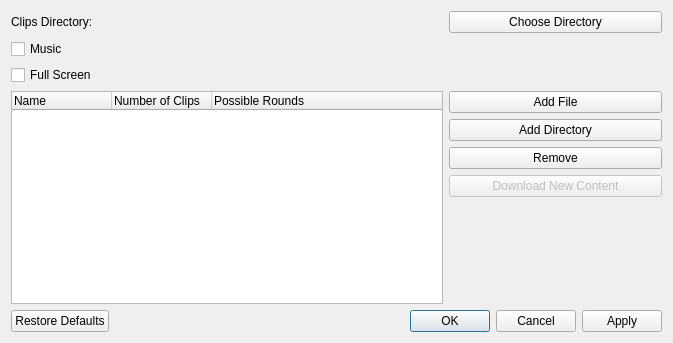
This is ui/settings.ui in tdauth/gustavsfairyland as Qt 5 draws it before an edit. The edited form follows.
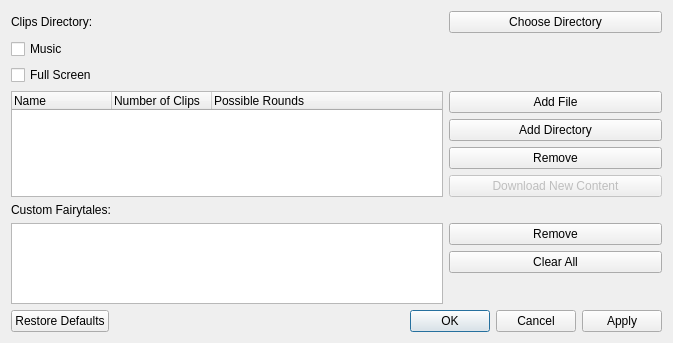
This is the edited form.

Commit message:
Store and load custom fairytales, show custom fairytales even if the player loses
Use unique IDs for clips to store custom fairytales.

```diff
--- a/ui/settings.ui
+++ b/ui/settings.ui
@@ -42,7 +42,7 @@
      </property>
     </widget>
    </item>
-   <item row="5" column="0" colspan="3">
+   <item row="9" column="0" colspan="3">
     <widget class="QDialogButtonBox" name="buttonBox">
      <property name="standardButtons">
       <set>QDialogButtonBox::Apply|QDialogButtonBox::Cancel|QDialogButtonBox::Ok|QDialogButtonBox::RestoreDefaults</set>
@@ -123,6 +123,47 @@
      </column>
     </widget>
    </item>
+   <item row="8" column="0" colspan="2">
+    <widget class="QListWidget" name="customFairytalesListWidget"/>
+   </item>
+   <item row="6" column="0" colspan="3">
+    <widget class="QLabel" name="label_2">
+     <property name="text">
+      <string>Custom Fairytales:</string>
+     </property>
+    </widget>
+   </item>
+   <item row="8" column="2">
+    <layout class="QVBoxLayout" name="verticalLayout_2">
+     <item>
+      <widget class="QPushButton" name="removeCustomFairytalePushButton">
+       <property name="text">
+        <string>Remove</string>
+       </property>
+      </widget>
+     </item>
+     <item>
+      <widget class="QPushButton" name="pushButton">
+       <property name="text">
+        <string>Clear All</string>
+       </property>
+      </widget>
+     </item>
+     <item>
+      <spacer name="verticalSpacer_2">
+       <property name="orientation">
+        <enum>Qt::Vertical</enum>
+       </property>
+       <property name="sizeHint" stdset="0">
+        <size>
+         <width>20</width>
+         <height>40</height>
+        </size>
+       </property>
+      </spacer>
+     </item>
+    </layout>
+   </item>
   </layout>
  </widget>
  <resources/>
```
Left out of the diff: 19 changed lines with no effect on the pictures. The commit also changes 24 other files.
